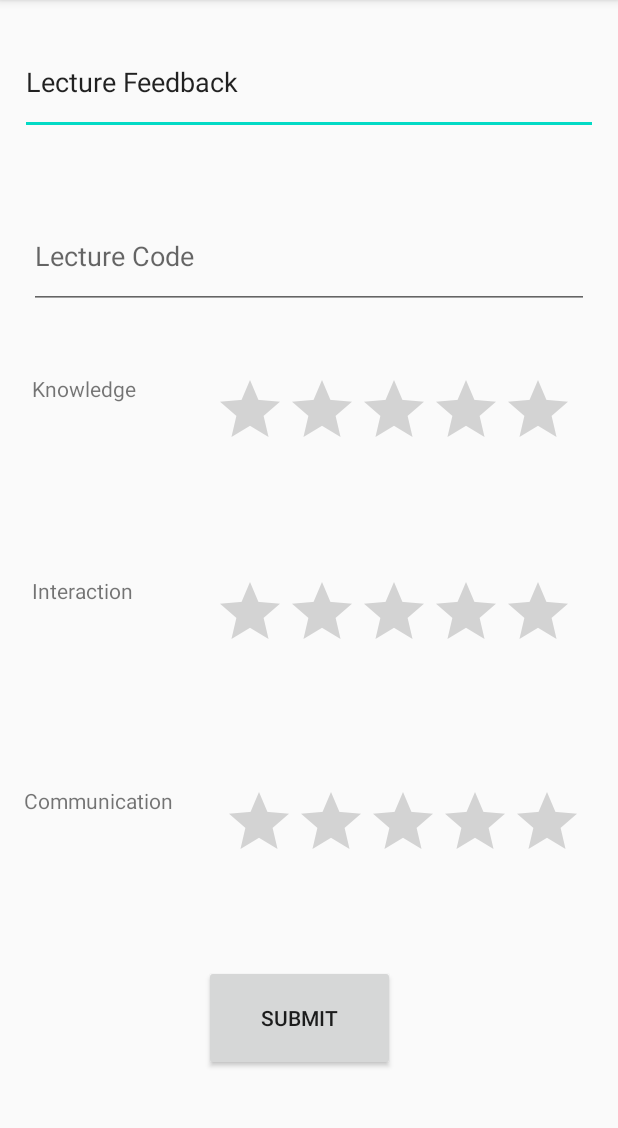
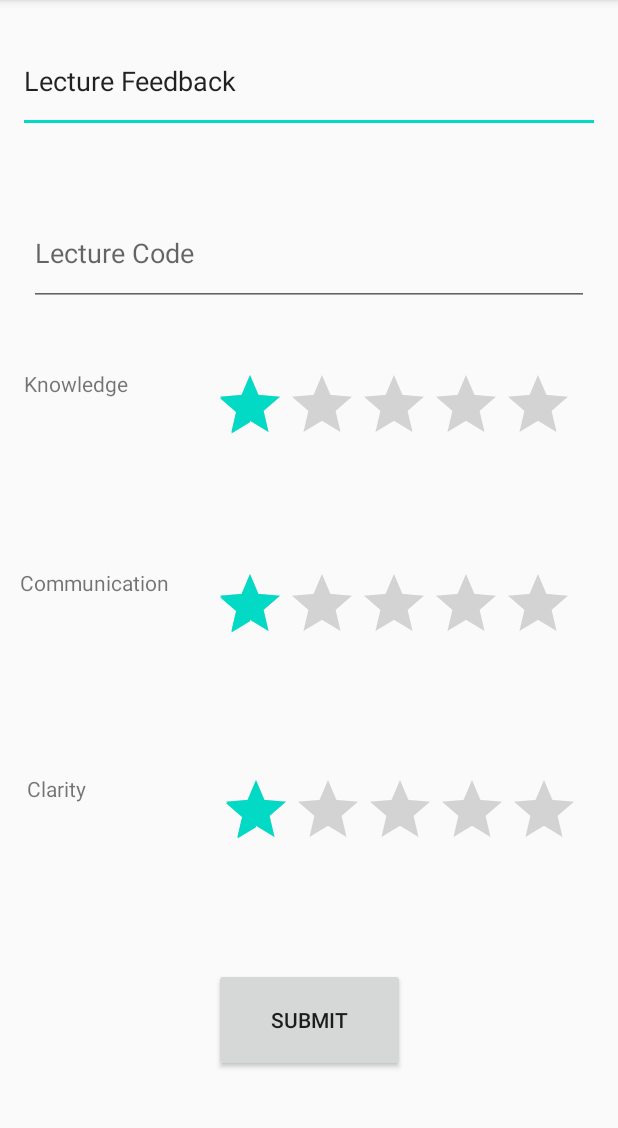
Before and after one commit to harshtekriwal/LectureReviews, an Android app: the LectureFeedback screen opened directly, with no data from a screen before it, on a phone screen of 412 x 824 dp, the part 84-1212 px from its top. Run offline under Robolectric (Android 15) with nearby library versions, the phone set to English and light mode, and no system bars.

Commit message:
Student can submit their lecture feedback now, the student feedback form is now complete.

```diff
--- a/app/src/main/res/layout/activity_lecture_feedback.xml
+++ b/app/src/main/res/layout/activity_lecture_feedback.xml
@@ -10,11 +10,11 @@
         android:id="@+id/editText"
         android:layout_width="0dp"
         android:layout_height="0dp"
-        android:layout_marginStart="13dp"
-        android:layout_marginLeft="13dp"
+        android:layout_marginStart="12dp"
+        android:layout_marginLeft="12dp"
         android:layout_marginTop="19dp"
-        android:layout_marginEnd="13dp"
-        android:layout_marginRight="13dp"
+        android:layout_marginEnd="12dp"
+        android:layout_marginRight="12dp"
         android:layout_marginBottom="45dp"
         android:ems="10"
         android:inputType="textPersonName"
@@ -32,7 +32,7 @@
         android:layout_marginLeft="19dp"
         android:layout_marginEnd="19dp"
         android:layout_marginRight="19dp"
-        android:layout_marginBottom="43dp"
+        android:layout_marginBottom="42dp"
         android:ems="10"
         android:hint="Lecture Code"
         android:inputType="textPersonName"
@@ -47,6 +47,8 @@
         android:layout_height="wrap_content"
         android:layout_marginEnd="29dp"
         android:layout_marginRight="29dp"
+        android:rating="1"
+        android:stepSize="1"
         app:layout_constraintEnd_toEndOf="parent"
         app:layout_constraintStart_toEndOf="@+id/textView"
         app:layout_constraintTop_toTopOf="@+id/textView" />
@@ -57,6 +59,8 @@
         android:layout_height="wrap_content"
         android:layout_marginEnd="29dp"
         android:layout_marginRight="29dp"
+        android:rating="1"
+        android:stepSize="1"
         app:layout_constraintEnd_toEndOf="parent"
         app:layout_constraintStart_toEndOf="@+id/textView2"
         app:layout_constraintTop_toTopOf="@+id/textView2" />
@@ -65,8 +69,10 @@
         android:id="@+id/ratingBar_clarity"
         android:layout_width="wrap_content"
         android:layout_height="wrap_content"
-        android:layout_marginEnd="29dp"
-        android:layout_marginRight="29dp"
+        android:layout_marginEnd="25dp"
+        android:layout_marginRight="25dp"
+        android:rating="1"
+        android:stepSize="1"
         app:layout_constraintEnd_toEndOf="parent"
         app:layout_constraintStart_toEndOf="@+id/textView3"
         app:layout_constraintTop_toTopOf="@+id/textView3" />
@@ -75,14 +81,10 @@
         android:id="@+id/button_lecturefeedback"
         android:layout_width="127dp"
         android:layout_height="0dp"
-        android:layout_marginStart="128dp"
-        android:layout_marginLeft="128dp"
-        android:layout_marginEnd="128dp"
-        android:layout_marginRight="128dp"
-        android:layout_marginBottom="54dp"
+        android:layout_marginBottom="53dp"
         android:text="Submit"
         app:layout_constraintBottom_toBottomOf="parent"
-        app:layout_constraintEnd_toEndOf="@+id/editText"
+        app:layout_constraintEnd_toEndOf="parent"
         app:layout_constraintStart_toStartOf="parent"
         app:layout_constraintTop_toBottomOf="@+id/textView3" />
 
@@ -90,11 +92,11 @@
         android:id="@+id/textView"
         android:layout_width="0dp"
         android:layout_height="0dp"
-        android:layout_marginStart="21dp"
-        android:layout_marginLeft="21dp"
+        android:layout_marginStart="16dp"
+        android:layout_marginLeft="16dp"
         android:layout_marginEnd="25dp"
         android:layout_marginRight="25dp"
-        android:layout_marginBottom="64dp"
+        android:layout_marginBottom="63dp"
         android:text="Knowledge"
         app:layout_constraintBottom_toTopOf="@+id/textView2"
         app:layout_constraintEnd_toStartOf="@+id/ratingBar_knowledge"
@@ -105,12 +107,12 @@
         android:id="@+id/textView2"
         android:layout_width="0dp"
         android:layout_height="0dp"
-        android:layout_marginStart="21dp"
-        android:layout_marginLeft="21dp"
+        android:layout_marginStart="13dp"
+        android:layout_marginLeft="13dp"
         android:layout_marginEnd="27dp"
         android:layout_marginRight="27dp"
-        android:layout_marginBottom="69dp"
-        android:text="Interaction"
+        android:layout_marginBottom="68dp"
+        android:text="Communication"
         app:layout_constraintBottom_toTopOf="@+id/textView3"
         app:layout_constraintEnd_toStartOf="@+id/ratingBar_communication"
         app:layout_constraintStart_toStartOf="parent"
@@ -118,14 +120,14 @@
 
     <TextView
         android:id="@+id/textView3"
-        android:layout_width="111dp"
-        android:layout_height="63dp"
-        android:layout_marginStart="21dp"
-        android:layout_marginLeft="21dp"
-        android:layout_marginEnd="21dp"
-        android:layout_marginRight="21dp"
-        android:layout_marginBottom="56dp"
-        android:text="Communication"
+        android:layout_width="0dp"
+        android:layout_height="0dp"
+        android:layout_marginStart="18dp"
+        android:layout_marginLeft="18dp"
+        android:layout_marginEnd="26dp"
+        android:layout_marginRight="26dp"
+        android:layout_marginBottom="59dp"
+        android:text="Clarity"
         app:layout_constraintBottom_toTopOf="@+id/button_lecturefeedback"
         app:layout_constraintEnd_toStartOf="@+id/ratingBar_clarity"
         app:layout_constraintStart_toStartOf="parent"
```
Also changed, not shown: app/src/main/java/com/example/loginactivity/FeedbackDetails.java (added, +44 -0 lines), app/src/main/java/com/example/loginactivity/FeedbackProblem.java (added, +10 -0 lines), app/src/main/java/com/example/loginactivity/GenerateOTP.java (+0 -7 lines), app/src/main/java/com/example/loginactivity/LectureFeedback.java (+174 -0 lines).
